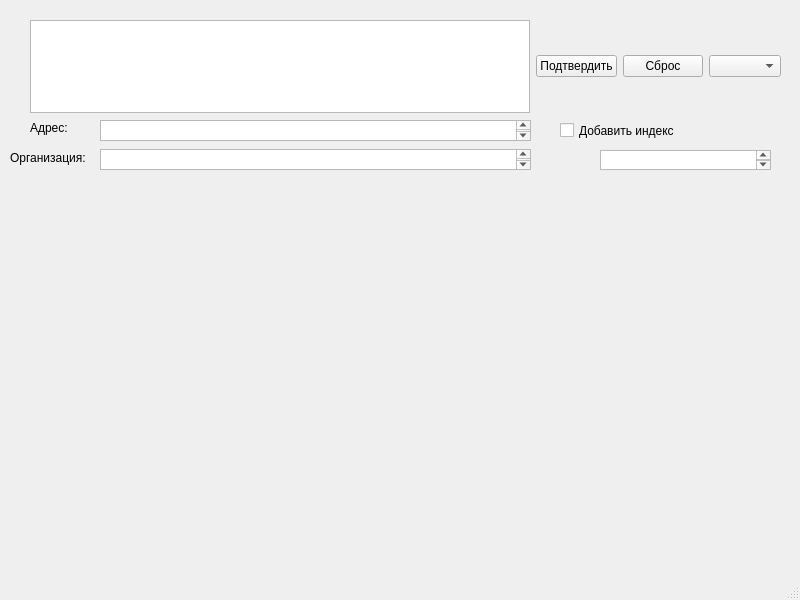
Qt form interface.ui (Poltava49/map_app) before a commit.
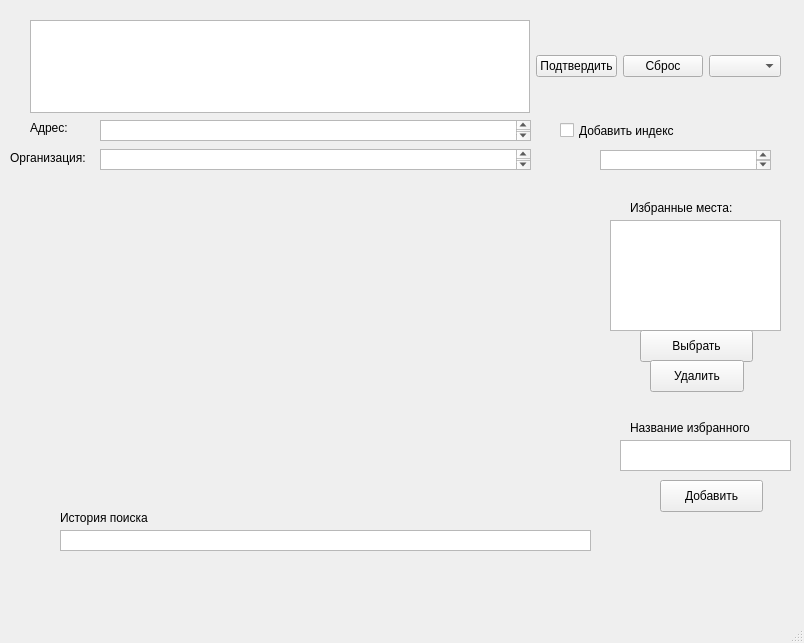
The same form after that commit.

Commit message: add funсtuonal to add and remove favorites places in UI and DB

What changed in the file:
```diff
--- a/interface.ui
+++ b/interface.ui
@@ -6,8 +6,8 @@
    <rect>
     <x>0</x>
     <y>0</y>
-    <width>800</width>
-    <height>600</height>
+    <width>804</width>
+    <height>643</height>
    </rect>
   </property>
   <property name="windowTitle">
@@ -53,10 +53,10 @@
    <widget class="QLabel" name="label">
     <property name="geometry">
      <rect>
-      <x>50</x>
-      <y>200</y>
+      <x>20</x>
+      <y>190</y>
       <width>571</width>
-      <height>331</height>
+      <height>311</height>
      </rect>
     </property>
     <property name="text">
@@ -132,6 +132,114 @@
      <string>Организация:</string>
     </property>
    </widget>
+   <widget class="QListWidget" name="listWidget">
+    <property name="geometry">
+     <rect>
+      <x>610</x>
+      <y>220</y>
+      <width>171</width>
+      <height>111</height>
+     </rect>
+    </property>
+   </widget>
+   <widget class="QLabel" name="label_4">
+    <property name="geometry">
+     <rect>
+      <x>630</x>
+      <y>200</y>
+      <width>121</width>
+      <height>16</height>
+     </rect>
+    </property>
+    <property name="text">
+     <string>Избранные места:</string>
+    </property>
+   </widget>
+   <widget class="QListWidget" name="listWidget_2">
+    <property name="geometry">
+     <rect>
+      <x>60</x>
+      <y>530</y>
+      <width>531</width>
+      <height>21</height>
+     </rect>
+    </property>
+   </widget>
+   <widget class="QLabel" name="label_5">
+    <property name="geometry">
+     <rect>
+      <x>60</x>
+      <y>510</y>
+      <width>121</width>
+      <height>16</height>
+     </rect>
+    </property>
+    <property name="text">
+     <string>История поиска</string>
+    </property>
+   </widget>
+   <widget class="QPushButton" name="pushButton_5">
+    <property name="geometry">
+     <rect>
+      <x>640</x>
+      <y>330</y>
+      <width>113</width>
+      <height>32</height>
+     </rect>
+    </property>
+    <property name="text">
+     <string>Выбрать</string>
+    </property>
+   </widget>
+   <widget class="QPushButton" name="pushButton_4">
+    <property name="geometry">
+     <rect>
+      <x>650</x>
+      <y>360</y>
+      <width>94</width>
+      <height>32</height>
+     </rect>
+    </property>
+    <property name="text">
+     <string>Удалить</string>
+    </property>
+   </widget>
+   <widget class="QTextEdit" name="textEdit_2">
+    <property name="geometry">
+     <rect>
+      <x>620</x>
+      <y>440</y>
+      <width>171</width>
+      <height>31</height>
+     </rect>
+    </property>
+   </widget>
+   <widget class="QPushButton" name="pushButton_3">
+    <property name="geometry">
+     <rect>
+      <x>660</x>
+      <y>480</y>
+      <width>103</width>
+      <height>32</height>
+     </rect>
+    </property>
+    <property name="text">
+     <string>Добавить</string>
+    </property>
+   </widget>
+   <widget class="QLabel" name="label_6">
+    <property name="geometry">
+     <rect>
+      <x>630</x>
+      <y>420</y>
+      <width>151</width>
+      <height>16</height>
+     </rect>
+    </property>
+    <property name="text">
+     <string>Название избранного</string>
+    </property>
+   </widget>
   </widget>
   <widget class="QMenuBar" name="menubar">
    <property name="geometry">
```
Left out of the diff: 2 changed lines with no effect on the pictures. The commit also changes 4 other files.
